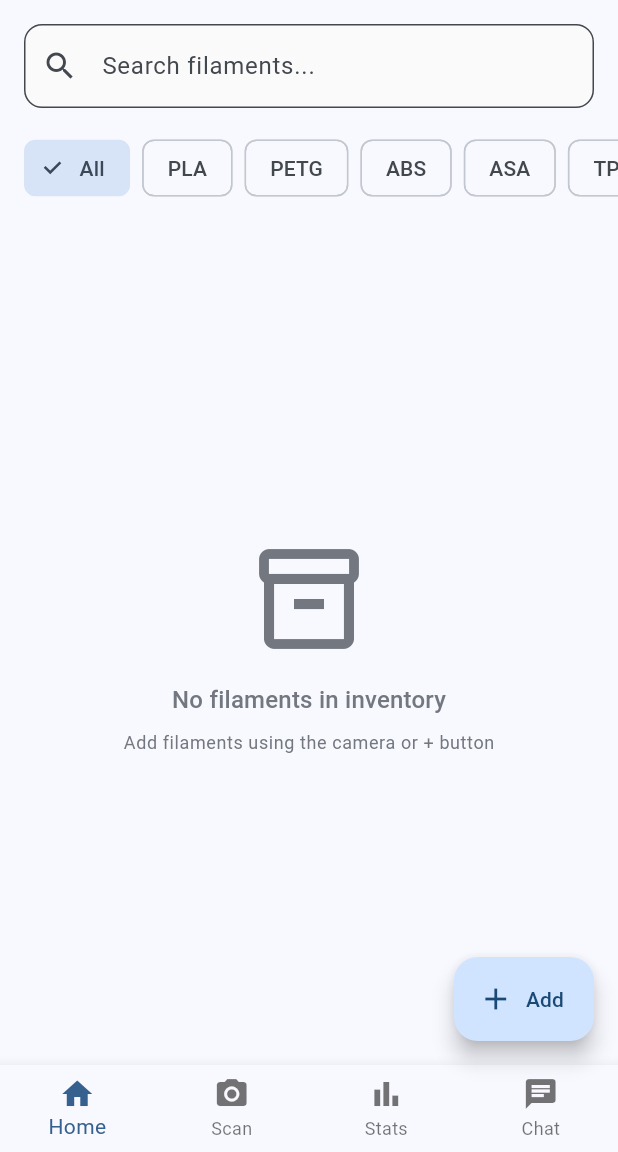
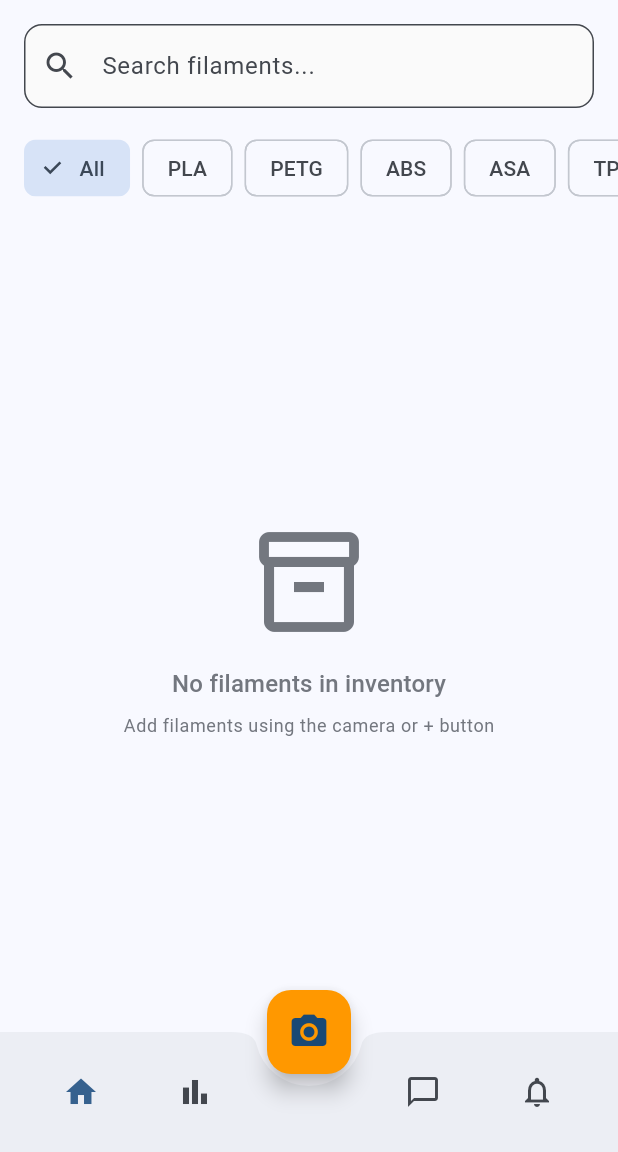
Before and after one commit to motyarbel2021/filmanager, a Flutter app: the InventoryScreen screen opened directly, on a phone screen of 412 x 824 dp, the part 84-1236 px from its top. Run offline on Flutter 3.47's test engine with Material 3 defaults, Android fonts, the phone set to English and light mode, and no system bars; our stand-ins replace hive, hive_flutter, image_picker, shared_preferences; accounts and stored records are empty.

Commit message:
Update UI to match original Design Option 1
UI Changes:
- Updated filament cards with spool icon visualization
- Added brand badge with primary color (top left)
- Added AMS badge with secondary color (top right)
- Implemented quantity progress bar with color indicators
- Changed FAB to orange camera icon in center-docked position
- Updated BottomNavigationBar to BottomAppBar with circular notch
- Changed grid aspect ratio to 0.70 for taller cards
- Reduced grid spacing to 12px for denser layout

Visual Improvements:
- Cards now show filament spool icon (Icons.album_rounded)
- Progress bars show red/orange/blue based on quantity
- Brand name displayed in colored badge
- Better visual hierarchy with improved spacing
- Orange FAB matches secondary brand color
- Bottom nav has notched design for FAB

Tech:
- FloatingActionButtonLocation.centerDocked
- BottomAppBar with CircularNotchedRectangle
- LinearProgressIndicator with dynamic colors
- Added AlertsService.getAlertCount() for badge display

```diff
--- a/lib/screens/inventory_screen.dart
+++ b/lib/screens/inventory_screen.dart
@@ -259,9 +259,9 @@ class _InventoryScreenState extends State<InventoryScreen> {
                     gridDelegate:
                         const SliverGridDelegateWithFixedCrossAxisCount(
                       crossAxisCount: 2,
-                      childAspectRatio: 0.75,
-                      crossAxisSpacing: 16,
-                      mainAxisSpacing: 16,
+                      childAspectRatio: 0.70,
+                      crossAxisSpacing: 12,
+                      mainAxisSpacing: 12,
                     ),
                     itemCount: _filteredFilaments.length,
                     itemBuilder: (context, index) {
@@ -277,71 +277,83 @@ class _InventoryScreenState extends State<InventoryScreen> {
           ),
         ],
       ),
-      floatingActionButton: FloatingActionButton.extended(
+      floatingActionButton: FloatingActionButton(
         onPressed: () async {
+          // Navigate to camera scanner
           await Navigator.push(
             context,
             MaterialPageRoute(
-              builder: (context) => const AddFilamentScreen(),
+              builder: (context) => const CameraScanScreen(),
             ),
           );
           _loadFilaments();
         },
-        icon: const Icon(Icons.add),
-        label: const Text('Add'),
+        backgroundColor: theme.colorScheme.secondary, // Orange color
+        elevation: 6,
+        child: const Icon(Icons.camera_alt, size: 28),
       ),
-      bottomNavigationBar: BottomNavigationBar(
-        type: BottomNavigationBarType.fixed,
-        currentIndex: 0,
-        onTap: (index) {
-          switch (index) {
-            case 0:
+      floatingActionButtonLocation: FloatingActionButtonLocation.centerDocked,
+      bottomNavigationBar: BottomAppBar(
+        shape: const CircularNotchedRectangle(),
+        notchMargin: 8.0,
+        child: Row(
+          mainAxisAlignment: MainAxisAlignment.spaceAround,
+          children: [
+            // Home
+            IconButton(
+              icon: const Icon(Icons.home),
+              color: theme.colorScheme.primary,
+              tooltip: 'Home',
+              onPressed: () {
                 // Already on home
-              break;
-            case 1:
-              Navigator.push(
-                context,
-                MaterialPageRoute(
-                  builder: (context) => const CameraScanScreen(),
+              },
             ),
-              ).then((_) => _loadFilaments());
-              break;
-            case 2:
+            // Stats
+            IconButton(
+              icon: const Icon(Icons.bar_chart),
+              tooltip: 'Statistics',
+              onPressed: () {
                 Navigator.push(
                   context,
                   MaterialPageRoute(
                     builder: (context) => const StatsScreen(),
                   ),
                 );
-              break;
-            case 3:
+              },
+            ),
+            const SizedBox(width: 48), // Space for FAB
+            // Chat
+            IconButton(
+              icon: const Icon(Icons.chat_bubble_outline),
+              tooltip: 'Chat',
+              onPressed: () {
                 Navigator.push(
                   context,
                   MaterialPageRoute(
                     builder: (context) => const ChatbotScreen(),
                   ),
                 ).then((_) => _loadFilaments());
-              break;
-          }
               },
-        items: const [
-          BottomNavigationBarItem(
-            icon: Icon(Icons.home),
-            label: 'Home',
             ),
-          BottomNavigationBarItem(
-            icon: Icon(Icons.camera_alt),
-            label: 'Scan',
+            // Alerts
+            IconButton(
+              icon: Badge(
+                label: Text('${AlertsService.getAlertCount()}'),
+                isLabelVisible: AlertsService.getAlertCount() > 0,
+                child: const Icon(Icons.notifications_outlined),
               ),
-          BottomNavigationBarItem(
-            icon: Icon(Icons.bar_chart),
-            label: 'Stats',
+              tooltip: 'Alerts',
+              onPressed: () {
+                Navigator.push(
+                  context,
+                  MaterialPageRoute(
+                    builder: (context) => const AlertsScreen(),
                   ),
-          BottomNavigationBarItem(
-            icon: Icon(Icons.chat),
-            label: 'Chat',
+                );
+              },
             ),
           ],
+        ),
       ),
     );
   }
--- a/lib/services/alerts_service.dart
+++ b/lib/services/alerts_service.dart
@@ -76,6 +76,12 @@ class AlertsService {
     }
   }
 
+  // Get total alert count (synchronous for badges)
+  static int getAlertCount() {
+    final allFilaments = FilamentService.getAllFilaments();
+    return allFilaments.where((f) => f.quantity <= 2).length;
+  }
+
   // Get alert priority
   static AlertPriority getAlertPriority(Filament filament) {
     if (filament.quantity == 0) {
```
Also changed, not shown: lib/widgets/filament_card.dart (+80 -34 lines), 1 other file. Lines whose indentation alone changed are shown as unchanged.
